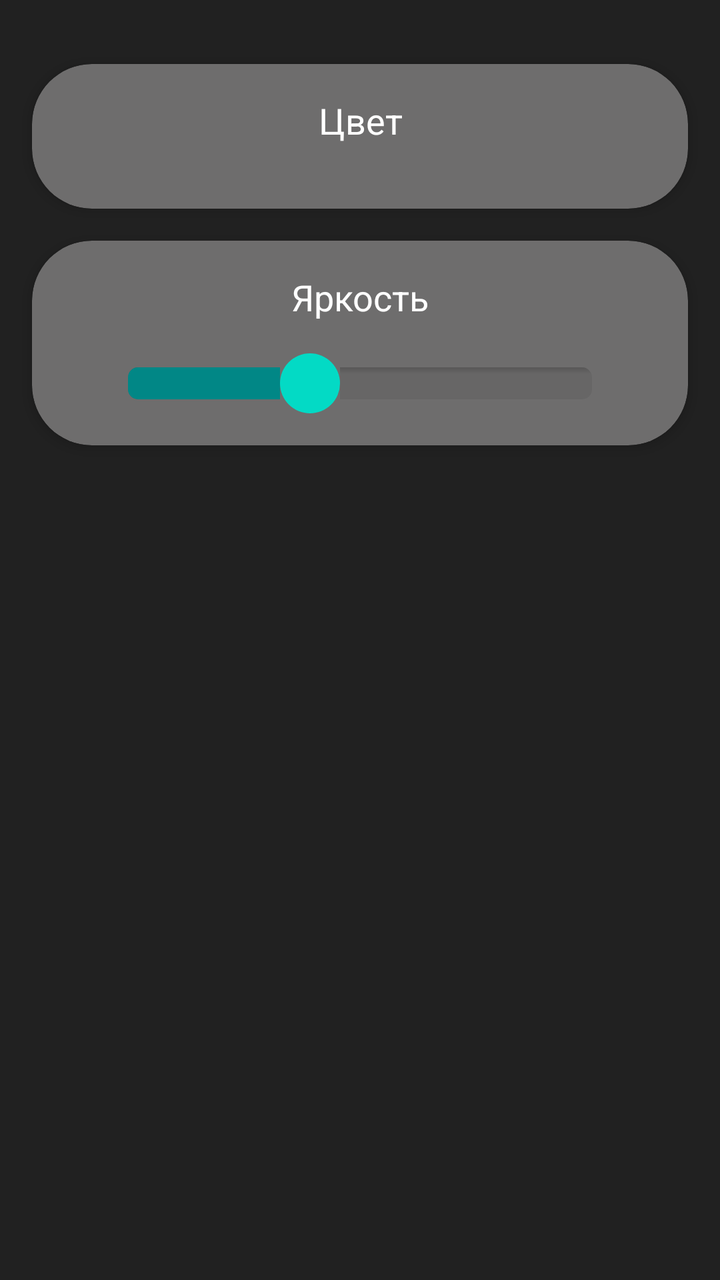
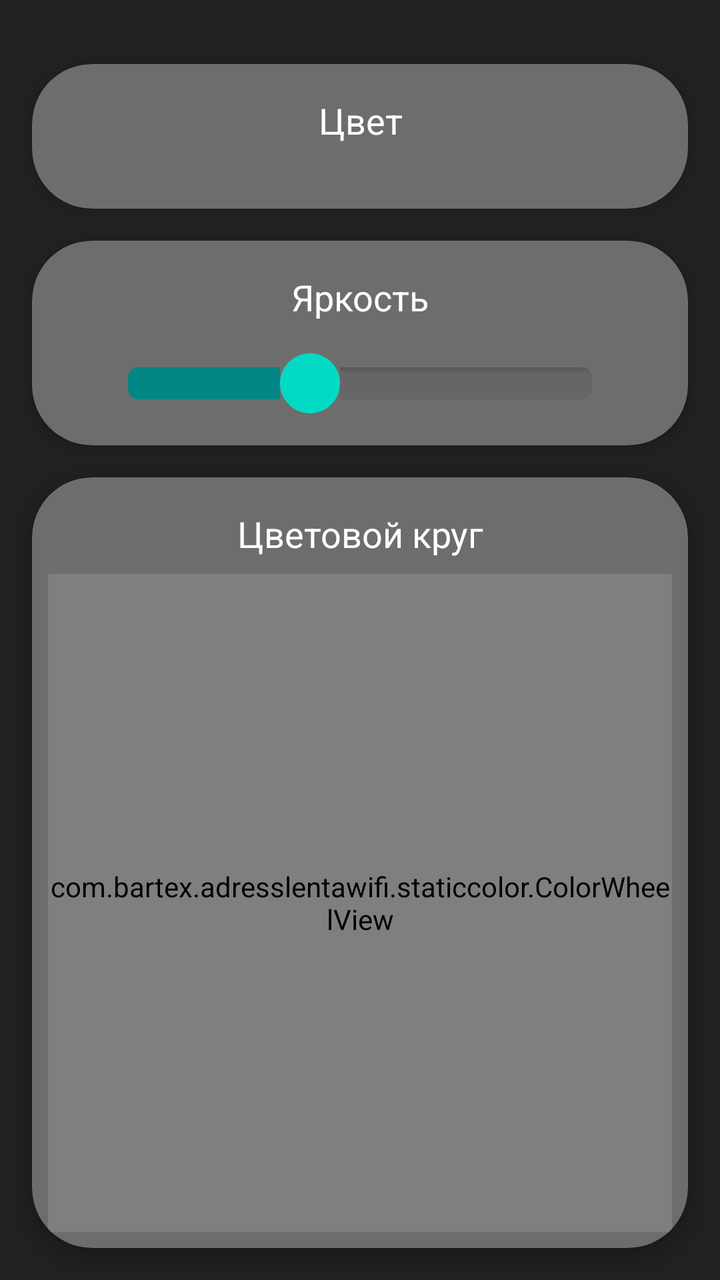

Compare the two renders of this Android layout. The source of the first and the diff that turns it into the second are given below.
<!-- AndroidManifest.xml: application theme Theme.AdressLentaWiFi -->
<!-- res/layout/fragment_static.xml -->
<?xml version="1.0" encoding="utf-8"?>
<androidx.constraintlayout.widget.ConstraintLayout xmlns:android="http://schemas.android.com/apk/res/android"
    xmlns:app="http://schemas.android.com/apk/res-auto"
    xmlns:tools="http://schemas.android.com/tools"
    android:layout_width="match_parent"
    android:layout_height="match_parent"
    android:background="@color/colorPrimaryDarkBlack"
    tools:context=".staticcolor.StaticColorFragment">

    <androidx.cardview.widget.CardView
        android:id="@+id/cardViewSpeedStat"
        android:layout_width="match_parent"
        android:layout_height="wrap_content"
        android:layout_marginStart="16dp"
        android:layout_marginTop="16dp"
        android:layout_marginEnd="16dp"
        android:clipToPadding="false"
        app:cardBackgroundColor="@color/colorSecondaryBlack"
        app:cardCornerRadius="@dimen/cardCornerRadius"
        app:cardElevation="@dimen/cardElevation4"
        app:layout_constraintEnd_toEndOf="parent"
        app:layout_constraintStart_toStartOf="parent"
        app:layout_constraintTop_toBottomOf="@+id/cardViewColorStat">

        <androidx.constraintlayout.widget.ConstraintLayout
            android:layout_width="match_parent"
            android:layout_height="match_parent"
            app:layout_constraintBottom_toBottomOf="parent"
            app:layout_constraintEnd_toEndOf="parent"
            app:layout_constraintStart_toStartOf="parent"
            app:layout_constraintTop_toTopOf="parent">

            <SeekBar
                android:id="@+id/seekBarBrStat"
                android:layout_width="0dp"
                android:layout_height="wrap_content"
                android:layout_marginStart="32dp"
                android:layout_marginTop="16dp"
                android:layout_marginEnd="32dp"
                android:layout_marginBottom="16dp"
                android:max="255"
                android:progress="100"
                android:progressDrawable="@drawable/seekbar_style"
                android:thumb="@drawable/custom_thumb"
                app:layout_constraintBottom_toBottomOf="parent"
                app:layout_constraintEnd_toEndOf="parent"
                app:layout_constraintStart_toStartOf="parent"
                app:layout_constraintTop_toBottomOf="@+id/tvBrStat" />

            <TextView
                android:id="@+id/tvBrStat"
                android:layout_width="0dp"
                android:layout_height="wrap_content"
                android:layout_marginStart="32dp"
                android:layout_marginTop="16dp"
                android:layout_marginEnd="32dp"
                android:gravity="center"
                android:text="@string/choose_br"
                android:textColor="@color/white"
                android:textSize="18sp"
                app:layout_constraintEnd_toEndOf="parent"
                app:layout_constraintStart_toStartOf="parent"
                app:layout_constraintTop_toTopOf="parent" />

        </androidx.constraintlayout.widget.ConstraintLayout>
    </androidx.cardview.widget.CardView>

    <androidx.cardview.widget.CardView
        android:id="@+id/cardViewColorStat"
        android:layout_width="match_parent"
        android:layout_height="wrap_content"
        android:layout_marginStart="16dp"
        android:layout_marginTop="32dp"
        android:layout_marginEnd="16dp"
        android:clipToPadding="false"
        app:cardBackgroundColor="@color/colorSecondaryBlack"
        app:cardCornerRadius="@dimen/cardCornerRadius"
        app:cardElevation="@dimen/cardElevation4"
        app:layout_constraintEnd_toEndOf="parent"
        app:layout_constraintStart_toStartOf="parent"
        app:layout_constraintTop_toTopOf="parent">

        <androidx.constraintlayout.widget.ConstraintLayout
            android:layout_width="match_parent"
            android:layout_height="match_parent"
            app:layout_constraintBottom_toBottomOf="parent"
            app:layout_constraintEnd_toEndOf="parent"
            app:layout_constraintStart_toStartOf="parent"
            app:layout_constraintTop_toTopOf="parent">

            <TextView
                android:id="@+id/tvColorStat"
                android:layout_width="0dp"
                android:layout_height="wrap_content"
                android:layout_marginStart="32dp"
                android:layout_marginTop="16dp"
                android:layout_marginEnd="32dp"
                android:gravity="center"
                android:text="@string/choose_color"
                android:textColor="@color/white"
                android:textSize="18sp"
                app:layout_constraintEnd_toEndOf="parent"
                app:layout_constraintStart_toStartOf="parent"
                app:layout_constraintTop_toTopOf="parent" />

            <androidx.recyclerview.widget.RecyclerView
                android:id="@+id/rvColorsStat"
                android:layout_width="0dp"
                android:layout_height="wrap_content"
                android:layout_marginStart="8dp"
                android:layout_marginTop="16dp"
                android:layout_marginEnd="8dp"
                android:layout_marginBottom="16dp"
                app:layout_constraintBottom_toBottomOf="parent"
                app:layout_constraintEnd_toEndOf="parent"
                app:layout_constraintStart_toStartOf="parent"
                app:layout_constraintTop_toBottomOf="@+id/tvColorStat" />

        </androidx.constraintlayout.widget.ConstraintLayout>
    </androidx.cardview.widget.CardView>
</androidx.constraintlayout.widget.ConstraintLayout>
<!-- resources referenced by this layout -->
<resources>
  <color name="colorPrimaryDarkBlack">#212121</color>
  <color name="colorSecondaryBlack">#6E6D6D</color>
  <color name="white">#FFFFFFFF</color>
  <dimen name="cardCornerRadius">30dp</dimen>
  <dimen name="cardElevation4">4dp</dimen>
  <!-- drawable custom_thumb (drawable) -->
  <?xml version="1.0" encoding="utf-8"?>
  <layer-list xmlns:android="http://schemas.android.com/apk/res/android">
      <item>
          <shape android:shape="oval">
              <solid android:color="@color/teal_200"/>
              <size
                  android:width="30dp"
                  android:height="30dp"/>
          </shape>
      </item>
  </layer-list>
  <!-- drawable seekbar_style (drawable) -->
  <?xml version="1.0" encoding="utf-8"?>
  <layer-list xmlns:android="http://schemas.android.com/apk/res/android" >
      <item
          android:id="@android:id/background"
          android:drawable="@drawable/border_shadow" >
      </item>
  
      <item
          android:id="@android:id/progress" >
          <clip
              android:drawable="@drawable/seekbar_progress" />
      </item>
  </layer-list>
  <string name="choose_br">Яркость</string>
  <string name="choose_color">Цвет</string>
  <style name="Theme.AdressLentaWiFi" parent="Theme.MaterialComponents.Light.NoActionBar">
  
  
  
  
  
  
  
  
  
  
  
          
          <item name="colorPrimary">@color/colorPrimaryBlack</item>
          <item name="colorPrimaryVariant">@color/colorPrimaryDarkBlack</item>
          <item name="colorOnPrimary">@color/colorAccentBlack</item>
          
          <item name="colorSecondary">@color/teal_200</item>
          <item name="colorSecondaryVariant">@color/teal_700</item>
          <item name="colorOnSecondary">@color/black</item>
          
          <item name="android:statusBarColor" tools:targetApi="l">?attr/colorPrimaryVariant</item>
          
          <item name="colorBottomIcon">@android:color/white</item>
      </style>
  <color name="teal_200">#FF03DAC5</color>
  <!-- drawable border_shadow (drawable) -->
  <?xml version="1.0" encoding="utf-8"?>
  <layer-list xmlns:android="http://schemas.android.com/apk/res/android">
      <item>
          <shape>
              <corners
                  android:radius="5dp" />
              <gradient
                  android:angle="270"
                  android:startColor="#33000000"
                  android:centerColor="#11000000"
                  android:endColor="#11000000"
                  android:centerY="0.2"
                  android:type="linear"
                  />
          </shape>
      </item>
  </layer-list>
  <!-- drawable seekbar_progress (drawable) -->
  <?xml version="1.0" encoding="utf-8"?>
  <layer-list
      xmlns:android="http://schemas.android.com/apk/res/android" >
      <item
          android:id="@+id/progressshape" >
          <clip>
              <shape
                  android:shape="rectangle" >
                  <size android:height="5dp"/>
                  <corners
                      android:radius="5dp" />
                  <solid android:color="@color/teal_700"/>
              </shape>
          </clip>
      </item>
  </layer-list>
  <color name="colorPrimaryBlack">#5C5C5C</color>
  <color name="colorAccentBlack">#5677fc</color>
  <color name="teal_700">#FF018786</color>
  <color name="black">#FF000000</color>
</resources>

<!-- the commit's change to res/layout/fragment_static.xml (unified diff, before → after) -->
@@ -118,4 +118,56 @@
 
         </androidx.constraintlayout.widget.ConstraintLayout>
     </androidx.cardview.widget.CardView>
+
+    
+    <androidx.cardview.widget.CardView
+        android:id="@+id/cardViewWheelStat"
+        android:layout_width="match_parent"
+        android:layout_height="0dp"
+        android:layout_marginStart="16dp"
+        android:layout_marginTop="16dp"
+        android:layout_marginEnd="16dp"
+        android:layout_marginBottom="16dp"
+        app:cardBackgroundColor="@color/colorSecondaryBlack"
+        app:cardCornerRadius="@dimen/cardCornerRadius"
+        app:cardElevation="@dimen/cardElevation4"
+        app:layout_constraintBottom_toBottomOf="parent"
+        app:layout_constraintEnd_toEndOf="parent"
+        app:layout_constraintStart_toStartOf="parent"
+        app:layout_constraintTop_toBottomOf="@+id/cardViewSpeedStat">
+
+        <androidx.constraintlayout.widget.ConstraintLayout
+            android:layout_width="match_parent"
+            android:layout_height="match_parent">
+
+            <TextView
+                android:id="@+id/tvWheelStat"
+                android:layout_width="0dp"
+                android:layout_height="wrap_content"
+                android:layout_marginStart="32dp"
+                android:layout_marginTop="16dp"
+                android:layout_marginEnd="32dp"
+                android:gravity="center"
+                android:text="@string/choose_any_color"
+                android:textColor="@color/white"
+                android:textSize="18sp"
+                app:layout_constraintEnd_toEndOf="parent"
+                app:layout_constraintStart_toStartOf="parent"
+                app:layout_constraintTop_toTopOf="parent" />
+
+            <com.bartex.adresslentawifi.staticcolor.ColorWheelView
+                android:id="@+id/colorWheelStat"
+                android:layout_width="0dp"
+                android:layout_height="0dp"
+                android:layout_marginStart="8dp"
+                android:layout_marginTop="8dp"
+                android:layout_marginEnd="8dp"
+                android:layout_marginBottom="8dp"
+                app:layout_constraintBottom_toBottomOf="parent"
+                app:layout_constraintEnd_toEndOf="parent"
+                app:layout_constraintStart_toStartOf="parent"
+                app:layout_constraintTop_toBottomOf="@+id/tvWheelStat" />
+
+        </androidx.constraintlayout.widget.ConstraintLayout>
+    </androidx.cardview.widget.CardView>
 </androidx.constraintlayout.widget.ConstraintLayout>
<!-- resource entries referenced after the edit -->
@@ -31,6 +31,7 @@
               android:drawable="@drawable/seekbar_progress" />
       </item>
   </layer-list>
+  <string name="choose_any_color">Цветовой круг</string>
   <string name="choose_br">Яркость</string>
   <string name="choose_color">Цвет</string>
   <style name="Theme.AdressLentaWiFi" parent="Theme.MaterialComponents.Light.NoActionBar">
